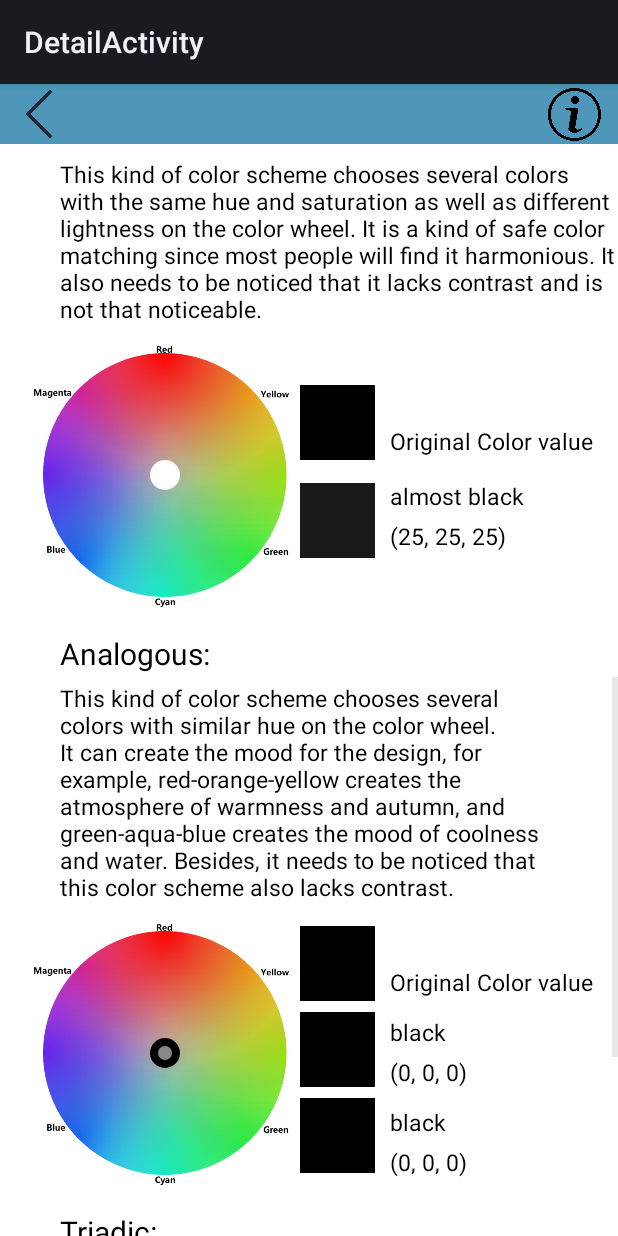
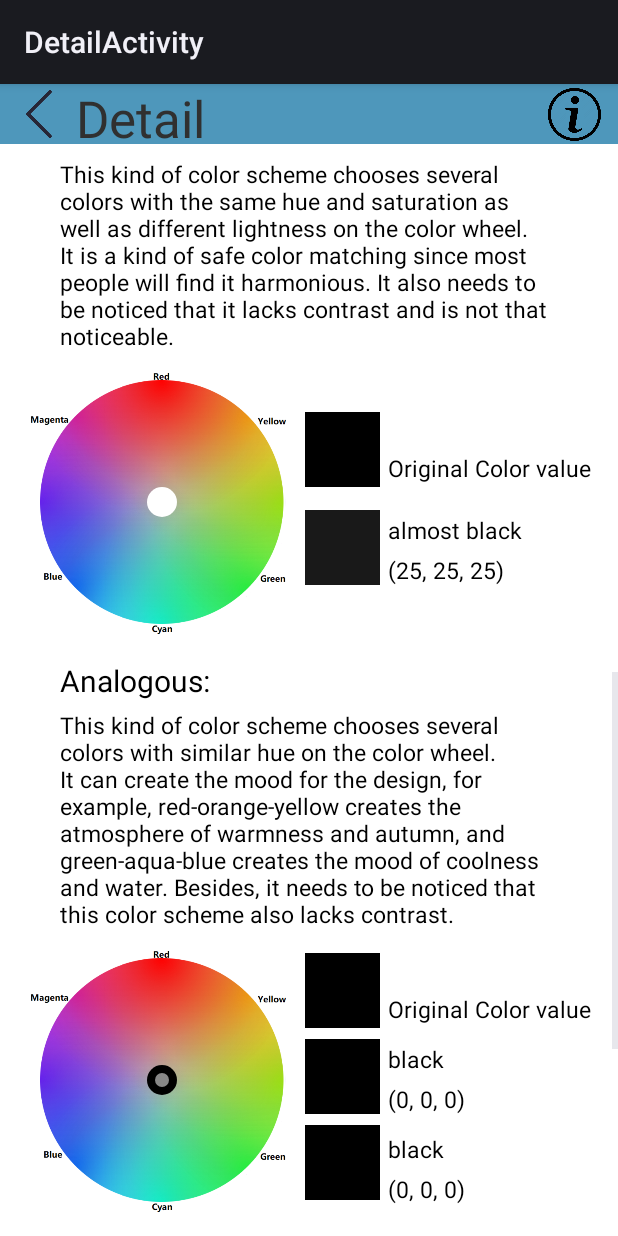
Before and after one commit to zhiyuan-Z/Rainbow-Omega, an Android app: the DetailActivity screen opened directly, with no data from a screen before it, scrolled down 1018 dp, on a phone screen of 412 x 824 dp. Run offline under Robolectric (Android 15) with nearby library versions, the phone set to English and light mode, and no system bars; our stand-ins replace navigation-ui; libraries missing offline, so code that uses them is left out: org.opencv.core, org.opencv.imgproc; 20 statements that could not run were skipped.

Commit message:
Add files via upload

```diff
--- a/app/src/main/res/layout/detail_view.xml
+++ b/app/src/main/res/layout/detail_view.xml
@@ -17,15 +17,24 @@
             android:layout_weight="1"
             android:layout_width="0dp"
             android:layout_height="match_parent">
+            <TextView
+                android:layout_width="wrap_content"
+                android:layout_height="wrap_content"
+                android:layout_alignParentBottom="true"
+                android:layout_toRightOf="@+id/ReturnButton"
+                android:text=" Detail"
+                android:textColor="#303030"
+                android:textSize="34sp" />
 
             <Button
+                android:id="@+id/ReturnButton"
                 android:layout_width="32dp"
                 android:layout_height="32dp"
                 android:layout_alignParentLeft="true"
                 android:layout_marginLeft="10dp"
                 android:layout_marginTop="4dp"
-                android:background="@drawable/left_arrow"/>
-<!--                android:onClick="startMain"/>-->
+                android:background="@drawable/left_arrow"
+                android:onClick="startMain"/>
             <Button
                 android:layout_width="38dp"
                 android:layout_height="38dp"
@@ -149,18 +158,20 @@
                     android:textSize="20sp"
                     android:textColor="#000000"/>
                 <TextView
-                    android:layout_width="match_parent"
+                    android:layout_width="wrap_content"
                     android:layout_height="wrap_content"
                     android:layout_marginTop="5dp"
                     android:layout_marginHorizontal="40dp"
+                    android:layout_gravity="center_horizontal"
                     android:text="@string/complementary_intro"
                     android:textSize="15sp"
                     android:textColor="#000000"/>
             </LinearLayout>
             <!-- matching theory 1 content -->
             <LinearLayout
-                android:layout_width="match_parent"
+                android:layout_width="wrap_content"
                 android:layout_height="wrap_content"
+                android:layout_gravity="center_horizontal"
                 android:orientation="horizontal">
                 <!-- 这个color wheel的长宽不要修改，跟获取坐标有关-->
                 <com.example.testproject.MaskImageView
@@ -168,7 +179,7 @@
                     android:layout_width="180dp"
                     android:layout_height="180dp"
                     android:layout_marginTop="10dp"
-                    android:layout_marginLeft="20dp"
+                    android:layout_marginRight="5dp"
                     android:adjustViewBounds="true"
                     android:focusable="true"
                     android:scaleType="fitCenter"
@@ -199,7 +210,7 @@
                     android:layout_width="wrap_content"
                     android:layout_height="wrap_content"
                     android:layout_marginTop="40dp"
-                    android:layout_marginLeft="10dp"
+                    android:layout_marginLeft="5dp"
                     android:text="Original Color name"
                     android:textSize="15sp"
                     android:textColor="#000000"/>
@@ -208,7 +219,7 @@
                     android:layout_width="wrap_content"
                     android:layout_height="wrap_content"
                     android:layout_marginTop="5dp"
-                    android:layout_marginLeft="10dp"
+                    android:layout_marginLeft="5dp"
                     android:text="Original Color value"
                     android:textSize="15sp"
                     android:textColor="#000000"/>
@@ -216,8 +227,8 @@
                     android:id="@+id/complementary_color1_name"
                     android:layout_width="wrap_content"
                     android:layout_height="wrap_content"
-                    android:layout_marginTop="15dp"
-                    android:layout_marginLeft="10dp"
+                    android:layout_marginTop="20dp"
+                    android:layout_marginLeft="5dp"
                     android:text="Match Color 1 name"
                     android:textSize="15sp"
                     android:textColor="#000000"/>
@@ -226,7 +237,7 @@
                     android:layout_width="wrap_content"
                     android:layout_height="wrap_content"
                     android:layout_marginTop="5dp"
-                    android:layout_marginLeft="10dp"
+                    android:layout_marginLeft="5dp"
                     android:text="Match Color 1 value"
                     android:textSize="15sp"
                     android:textColor="#000000"/>
@@ -246,14 +257,16 @@
                 android:layout_width="match_parent"
                 android:layout_height="wrap_content"
                 android:layout_marginTop="5dp"
-                android:layout_marginLeft="40dp"
+                android:layout_marginHorizontal="40dp"
+                android:layout_gravity="center_horizontal"
                 android:text="@string/monochromatic_intro"
                 android:textSize="15sp"
                 android:textColor="#000000"/>
             <!-- matching theory 2 content -->
             <LinearLayout
-                android:layout_width="match_parent"
+                android:layout_width="wrap_content"
                 android:layout_height="wrap_content"
+                android:layout_gravity="center_horizontal"
                 android:orientation="horizontal">
                 <!-- 这个color wheel的长宽不要修改，跟获取坐标有关-->
                 <com.example.testproject.MaskImageView
@@ -261,7 +274,7 @@
                     android:layout_width="180dp"
                     android:layout_height="180dp"
                     android:layout_marginTop="10dp"
-                    android:layout_marginLeft="20dp"
+                    android:layout_marginRight="5dp"
                     android:adjustViewBounds="true"
                     android:focusable="true"
                     android:scaleType="fitCenter"
@@ -292,7 +305,7 @@
                         android:layout_width="wrap_content"
                         android:layout_height="wrap_content"
                         android:layout_marginTop="40dp"
-                        android:layout_marginLeft="10dp"
+                        android:layout_marginLeft="5dp"
                         android:text="Original Color name"
                         android:textSize="15sp"
                         android:textColor="#000000"/>
@@ -301,7 +314,7 @@
                         android:layout_width="wrap_content"
                         android:layout_height="wrap_content"
                         android:layout_marginTop="5dp"
-                        android:layout_marginLeft="10dp"
+                        android:layout_marginLeft="5dp"
                         android:text="Original Color value"
                         android:textSize="15sp"
                         android:textColor="#000000"/>
@@ -309,8 +322,8 @@
                         android:id="@+id/monochromatic_color1_name"
                         android:layout_width="wrap_content"
                         android:layout_height="wrap_content"
-                        android:layout_marginTop="15dp"
-                        android:layout_marginLeft="10dp"
+                        android:layout_marginTop="20dp"
+                        android:layout_marginLeft="5dp"
                         android:text="Match Color 1 name"
                         android:textSize="15sp"
                         android:textColor="#000000"/>
@@ -319,7 +332,7 @@
                         android:layout_width="wrap_content"
                         android:layout_height="wrap_content"
                         android:layout_marginTop="5dp"
-                        android:layout_marginLeft="10dp"
+                        android:layout_marginLeft="5dp"
                         android:text="Match Color 1 value"
                         android:textSize="15sp"
                         android:textColor="#000000"/>
@@ -339,13 +352,15 @@
                 android:layout_height="wrap_content"
                 android:layout_marginTop="5dp"
                 android:layout_marginHorizontal="40dp"
+                android:layout_gravity="center_horizontal"
                 android:text="@string/analogous_intro"
                 android:textSize="15sp"
                 android:textColor="#000000"/>
             <!-- matching theory 3 content -->
             <LinearLayout
-                android:layout_width="match_parent"
+                android:layout_width="wrap_content"
                 android:layout_height="wrap_content"
+                android:layout_gravity="center_horizontal"
                 android:orientation="horizontal">
                 <!-- 这个color wheel的长宽不要修改，跟获取坐标有关-->
                 <com.example.testproject.MaskImageView
@@ -353,7 +368,7 @@
                     android:layout_width="180dp"
                     android:layout_height="180dp"
                     android:layout_marginTop="10dp"
-                    android:layout_marginLeft="20dp"
+                    android:layout_marginRight="5dp"
                     android:adjustViewBounds="true"
                     android:focusable="true"
                     android:scaleType="fitCenter"
@@ -390,7 +405,7 @@
                         android:layout_width="wrap_content"
                         android:layout_height="wrap_content"
                         android:layout_marginTop="15dp"
-                        android:layout_marginLeft="10dp"
+                        android:layout_marginLeft="5dp"
                         android:text="Original Color name"
                         android:textSize="15sp"
                         android:textColor="#000000"/>
@@ -399,7 +414,7 @@
                         android:layout_width="wrap_content"
                         android:layout_height="wrap_content"
                         android:layout_marginTop="5dp"
-                        android:layout_marginLeft="10dp"
+                        android:layout_marginLeft="5dp"
                         android:text="Original Color value"
                         android:textSize="15sp"
                         android:textColor="#000000"/>
@@ -408,7 +423,7 @@
                         android:layout_width="wrap_content"
                         android:layout_height="wrap_content"
                         android:layout_marginTop="12dp"
-                        android:layout_marginLeft="10dp"
+                        android:layout_marginLeft="5dp"
                         android:text="Match Color 1 name"
                         android:textSize="15sp"
                         android:textColor="#000000"/>
@@ -417,7 +432,7 @@
                         android:layout_width="wrap_content"
                         android:layout_height="wrap_content"
                         android:layout_marginTop="5dp"
-                        android:layout_marginLeft="10dp"
+                        android:layout_marginLeft="5dp"
                         android:text="Match Color 1 value"
                         android:textSize="15sp"
                         android:textColor="#000000"/>
@@ -426,7 +441,7 @@
                         android:layout_width="wrap_content"
                         android:layout_height="wrap_content"
                         android:layout_marginTop="12dp"
-                        android:layout_marginLeft="10dp"
+                        android:layout_marginLeft="5dp"
                         android:text="Match Color 2 name"
                         android:textSize="15sp"
                         android:textColor="#000000"/>
@@ -435,7 +450,7 @@
                         android:layout_width="wrap_content"
                         android:layout_height="wrap_content"
                         android:layout_marginTop="5dp"
-                        android:layout_marginLeft="10dp"
+                        android:layout_marginLeft="5dp"
                         android:text="Match Color 2 value"
                         android:textSize="15sp"
                         android:textColor="#000000"/>
@@ -455,13 +470,15 @@
                 android:layout_height="wrap_content"
                 android:layout_marginTop="5dp"
                 android:layout_marginHorizontal="40dp"
+                android:layout_gravity="center_horizontal"
                 android:text="@string/triadic_intro"
                 android:textSize="15sp"
                 android:textColor="#000000"/>
             <!-- matching theory 4 content -->
             <LinearLayout
-                android:layout_width="match_parent"
+                android:layout_width="wrap_content"
                 android:layout_height="wrap_content"
+                android:layout_gravity="center_horizontal"
                 android:orientation="horizontal">
                 <!-- 这个color wheel的长宽不要修改，跟获取坐标有关-->
                 <com.example.testproject.MaskImageView
@@ -469,7 +486,7 @@
                     android:layout_width="180dp"
                     android:layout_height="180dp"
                     android:layout_marginTop="10dp"
-                    android:layout_marginLeft="20dp"
+                    android:layout_marginRight="5dp"
                     android:adjustViewBounds="true"
                     android:focusable="true"
                     android:scaleType="fitCenter"
@@ -506,7 +523,7 @@
                         android:layout_width="wrap_content"
                         android:layout_height="wrap_content"
                         android:layout_marginTop="15dp"
-                        android:layout_marginLeft="10dp"
+                        android:layout_marginLeft="5dp"
                         android:text="Original Color name"
                         android:textSize="15sp"
                         android:textColor="#000000"/>
@@ -515,7 +532,7 @@
                         android:layout_width="wrap_content"
                         android:layout_height="wrap_content"
                         android:layout_marginTop="5dp"
-                        android:layout_marginLeft="10dp"
+                        android:layout_marginLeft="5dp"
                         android:text="Original Color value"
                         android:textSize="15sp"
                         android:textColor="#000000"/>
@@ -524,7 +541,7 @@
                         android:layout_width="wrap_content"
                         android:layout_height="wrap_content"
                         android:layout_marginTop="12dp"
-                        android:layout_marginLeft="10dp"
+                        android:layout_marginLeft="5dp"
                         android:text="Match Color 1 name"
                         android:textSize="15sp"
                         android:textColor="#000000"/>
@@ -533,7 +550,7 @@
                         android:layout_width="wrap_content"
                         android:layout_height="wrap_content"
                         android:layout_marginTop="5dp"
-                        android:layout_marginLeft="10dp"
+                        android:layout_marginLeft="5dp"
                         android:text="Match Color 1 value"
                         android:textSize="15sp"
                         android:textColor="#000000"/>
@@ -542,7 +559,7 @@
                         android:layout_width="wrap_content"
                         android:layout_height="wrap_content"
                         android:layout_marginTop="12dp"
-                        android:layout_marginLeft="10dp"
+                        android:layout_marginLeft="5dp"
                         android:text="Match Color 2 name"
                         android:textSize="15sp"
                         android:textColor="#000000"/>
@@ -551,7 +568,7 @@
                         android:layout_width="wrap_content"
                         android:layout_height="wrap_content"
                         android:layout_marginTop="5dp"
-                        android:layout_marginLeft="10dp"
+                        android:layout_marginLeft="5dp"
                         android:layout_marginBottom="50dp"
                         android:text="Match Color 2 value"
                         android:textSize="15sp"
```
